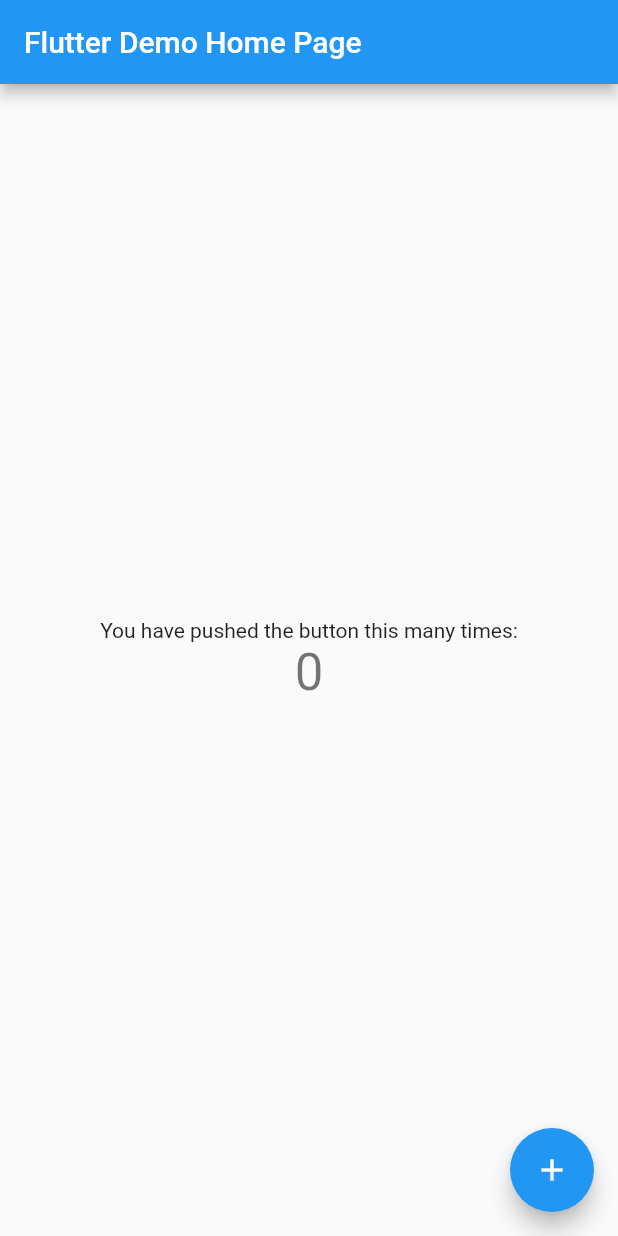
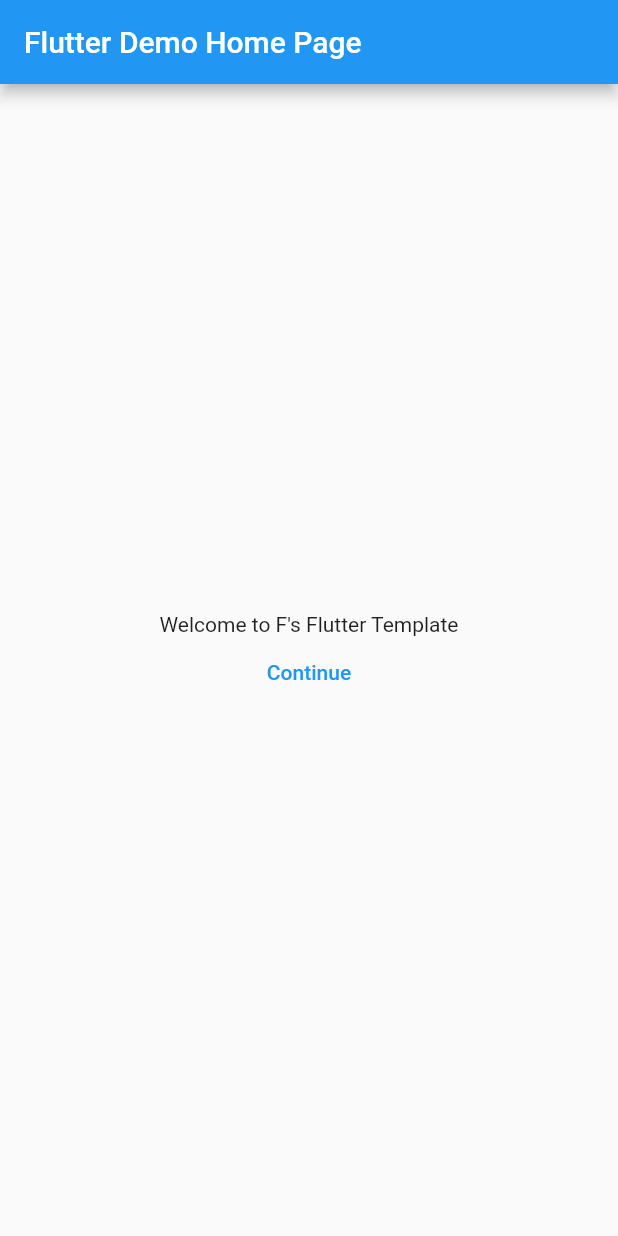
Before and after one commit to rocaforarnelo/flutter-template, a Flutter app: the screen it shows after launch, on a phone screen of 412 x 824 dp. Run offline on Flutter 3.47's test engine with Material 2 defaults, Android fonts, the phone set to English and light mode, and no system bars; our stand-ins replace firebase_analytics, firebase_core; missing offline and left inert: firebase_analytics_web, firebase_core_web; accounts and stored records are empty.

Commit message:
feat (main) : add title and continue button

```diff
--- a/lib/main.dart
+++ b/lib/main.dart
@@ -1,6 +1,7 @@
 import 'package:firebase_analytics/firebase_analytics.dart';
 import 'package:firebase_core/firebase_core.dart';
 import 'package:flutter/material.dart';
+import 'package:flutter_template/included_page.dart';
 
 Future<void> main() async {
   WidgetsFlutterBinding.ensureInitialized(); // Add this
@@ -42,15 +43,6 @@ class _MyHomePageState extends State<MyHomePage> {
     _firebaseAnalytics = FirebaseAnalytics();
   }
 
-  int _counter = 0;
-
-  Future<void> _incrementCounter() async {
-    await _firebaseAnalytics.logEvent(name: 'Test Event');
-    setState(() {
-      _counter++;
-    });
-  }
-
   @override
   Widget build(BuildContext context) {
     return Scaffold(
@@ -62,19 +54,16 @@ class _MyHomePageState extends State<MyHomePage> {
           mainAxisAlignment: MainAxisAlignment.center,
           children: <Widget>[
             Text(
-              'You have pushed the button this many times:',
+              'Welcome to F\'s Flutter Template',
             ),
-            Text(
-              '$_counter',
-              style: Theme.of(context).textTheme.headline4,
-            ),
+            TextButton(
+                onPressed: () {
+                  Navigator.of(context).push(
+                      MaterialPageRoute(builder: (context) => IncludedPage()));
+                },
+                child: Text('Continue'))
           ],
         ),
-      ),
-      floatingActionButton: FloatingActionButton(
-        onPressed: _incrementCounter,
-        tooltip: 'Increment',
-        child: Icon(Icons.add),
       ),
     );
   }
```
